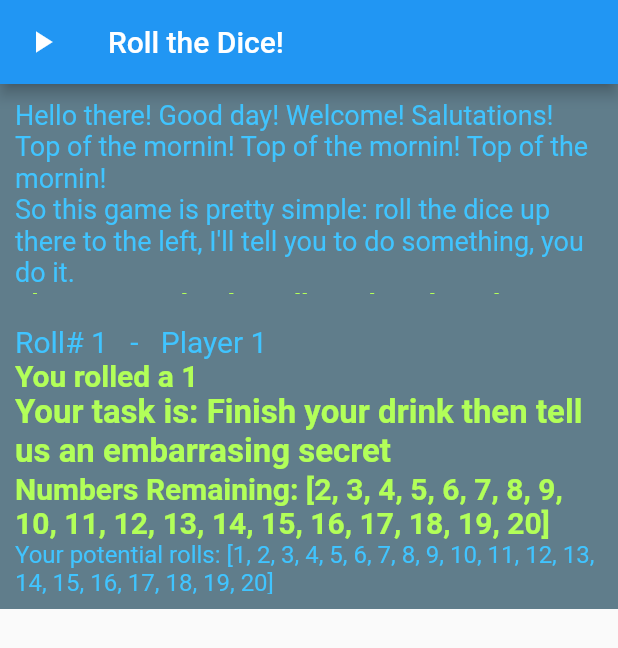
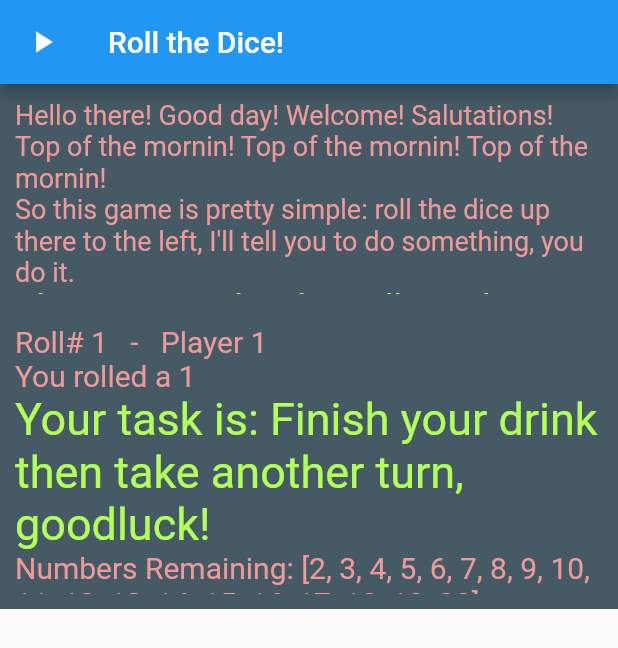
Before and after one commit to kj2tv/d20, a Flutter app: the screen it shows after launch, after a tap on the "play arrow" icon, on a phone screen of 412 x 824 dp. Shown: the top 648 px of the screen. Run offline on Flutter 3.47's test engine with Material 2 defaults, Android fonts, the phone set to English and light mode, and no system bars.

Commit message:
small edits and rule changes

```diff
--- a/flutter_application_1/lib/main.dart
+++ b/flutter_application_1/lib/main.dart
@@ -30,13 +30,14 @@ class _MyStatefulWidgetState extends State<MyStatefulWidget> {
   String task = 'Click the button and find out!';
   final ScrollController listScrollController = ScrollController();
   var colors = [
-    Colors.blueGrey,
-    Colors.blueGrey,
+    Colors.blueGrey[700],
+    Colors.blueGrey[700],
     Colors.lightBlueAccent,
     Colors.black
   ];
-  var rolls = List<int>.generate(20, (i) => i + 1);
-  var list = List<int>.generate(20, (i) => i + 1);
+  var rolls =
+      List<int>.generate(20, (i) => i + 1); //to change num tasks change here
+  var list = List<int>.generate(20, (i) => i + 1); //and here
   var powerUps = ['', '', '', '', '', ''];
   var yourUps = '';
   var num = 0;
@@ -51,46 +52,50 @@ class _MyStatefulWidgetState extends State<MyStatefulWidget> {
   ];*/
   var display = [
     <TextSpan>[
-      const TextSpan(
+      TextSpan(
           text:
               'Hello there! Good day! Welcome! Salutations! Top of the mornin! Top of the mornin! Top of the mornin!',
-          style: TextStyle(fontSize: 18, color: Colors.lightBlueAccent)),
-      const TextSpan(
+          style: TextStyle(fontSize: 18, color: Colors.red[200])),
+      TextSpan(
           text:
               '\nSo this game is pretty simple: roll the dice up there to the left, I\'ll tell you to do something, you do it.',
-          style: TextStyle(fontSize: 18, color: Colors.lightBlueAccent)),
+          style: TextStyle(fontSize: 18, color: Colors.red[200])),
       const TextSpan(
           text: '\nThe game ends when all numbers have been rolled.',
           style: TextStyle(
-              fontSize: 18,
-              color: Colors.lightGreenAccent,
-              fontWeight: FontWeight.bold)),
-      const TextSpan(
+            fontSize: 24,
+            color: Colors.lightGreenAccent,
+          )),
+      TextSpan(
           text: '\nGoodluck and have fun!',
-          style: TextStyle(fontSize: 18, color: Colors.lightBlueAccent)),
+          style: TextStyle(
+            fontSize: 18,
+            color: Colors.red[200],
+          ))
     ]
   ];
   var tasks = {
-    1: 'Finish your drink then tell us an embarrasing secret',
+    //and change size here
+    1: 'Finish your drink then take another turn, goodluck!',
     2: 'Take 2 shots- double critical failure :(',
-    3: 'Take 3 shots! Jk swap shirts with someone or shotgun an alcohol',
+    3: 'Take 3 shots! Jk plank until your next turn or take a shot',
     4: 'All bros drink 4 times - easy peasy',
-    5: 'All non bros drink 3 times - justice',
+    5: 'All non bros drink 3 times - unequal pay',
     6: 'Give a hot take - if everyone or no one agrees you have to take a shot',
     7: 'The person with the fullest cup take 5 drinks',
     8: 'Everyone nominate a person to drink 3 times- ties mean all winners drink',
-    9: 'Choose a victim. Play them in ninja. Loser takes a shot.',
+    9: 'Choose a victim. Play them in finger game. You decide the amount and you go first.',
     10: 'Rock Paper Scissors with a person to your right- loser takes a shot of the winners choice',
-    11: 'Get a new drink and everyone (collectively) must drink your old drink',
+    11: 'Choose a person to drink with you. Play waterfall. ',
     12: 'The team must shotgun a beer. Dont care how its done, what trades are necessary, how many drinkers. Just DO IT.',
     13: 'Categories- loser takes a shot',
-    14: 'Ask a trivia question to the person to your right- loser takes a drink',
-    15: 'Hot seat - everyone asks you one question, respond or finish your drink',
+    14: 'Ask a question about yourself to the person to your right- loser takes 5 drink',
+    15: 'Hot seat - everyone asks you one question, respond or finish your drink (each question)',
     16: 'Tell us a joke- if no one laughs you leave... or your take 10 drinks',
     17: 'Choose a nickname for the rest of the game- if anyone doesn\'t call you that they drink',
-    18: 'Substitution Jutsu! Swap your next turn with the person to your right if you like',
+    18: 'Substitution Jutsu! Choose someone to tell us a secret about themself or finish their drink',
     19: 'Free space- you get a high five from the person of your choosing',
-    20: 'OJs Immunity! Negate someone else\'s future task',
+    20: 'OJs Immunity! You don\'t have to drink until your next turn',
   };
   int max = 20;
 
@@ -152,7 +157,7 @@ class _MyStatefulWidgetState extends State<MyStatefulWidget> {
               }
 
               var hits = history.where((element) => element == num);
-              if (hits.length == 5) {
+              if (hits.length == 3) {
                 rolls.remove(num);
               }
               //Your power-ups are: $yourUps
@@ -165,30 +170,28 @@ class _MyStatefulWidgetState extends State<MyStatefulWidget> {
               display.add(<TextSpan>[
                 TextSpan(
                     text: 'Roll# $index   -   Player $turn',
-                    style: const TextStyle(
-                        fontSize: 20, color: Colors.lightBlueAccent)),
+                    style: TextStyle(fontSize: 20, color: Colors.red[200])),
                 TextSpan(
                     text: '\nYou rolled a $num',
-                    style: const TextStyle(
-                        fontSize: 20,
-                        color: Colors.lightGreenAccent,
-                        fontWeight: FontWeight.bold)),
+                    style: TextStyle(
+                      fontSize: 20,
+                      color: Colors.red[200],
+                    )),
                 TextSpan(
                     text: '\nYour task is: $task',
                     style: const TextStyle(
-                        fontSize: 22,
-                        color: Colors.lightGreenAccent,
-                        fontWeight: FontWeight.bold)),
+                      fontSize: 30,
+                      color: Colors.lightGreenAccent,
+                    )),
                 TextSpan(
                     text: '\nNumbers Remaining: $list',
-                    style: const TextStyle(
-                        fontSize: 20,
-                        color: Colors.lightGreenAccent,
-                        fontWeight: FontWeight.bold)),
+                    style: TextStyle(
+                      fontSize: 20,
+                      color: Colors.red[200],
+                    )),
                 TextSpan(
                     text: '\nYour potential rolls: $rolls',
-                    style: const TextStyle(
-                        fontSize: 16, color: Colors.lightBlueAccent)),
+                    style: TextStyle(fontSize: 20, color: Colors.red[200])),
               ]);
             });
             if (listScrollController.hasClients) {
```
